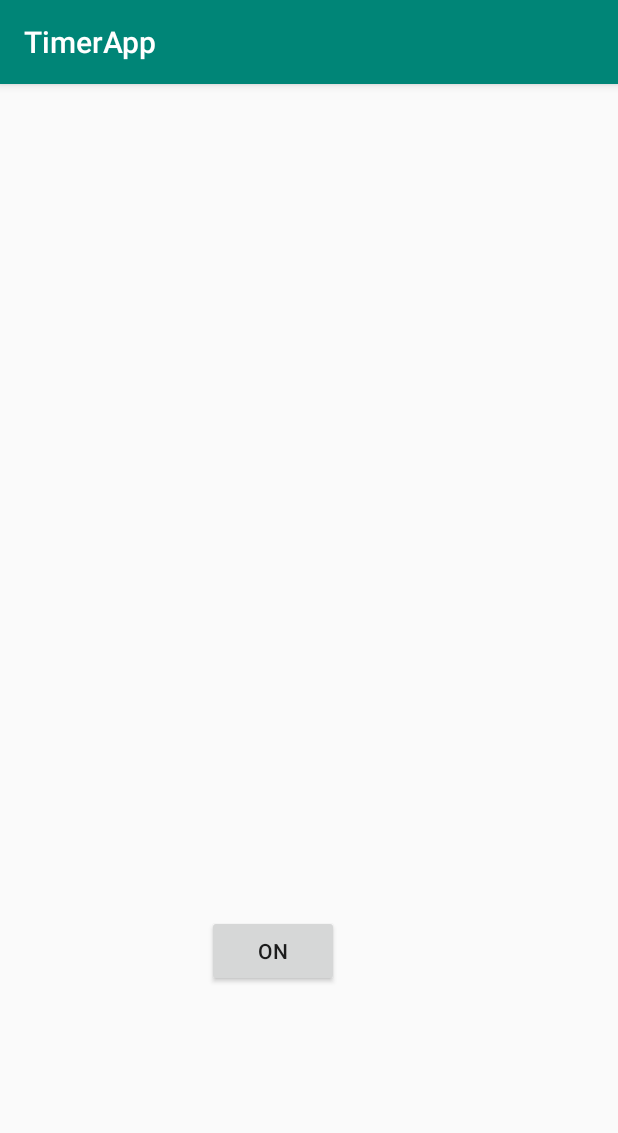
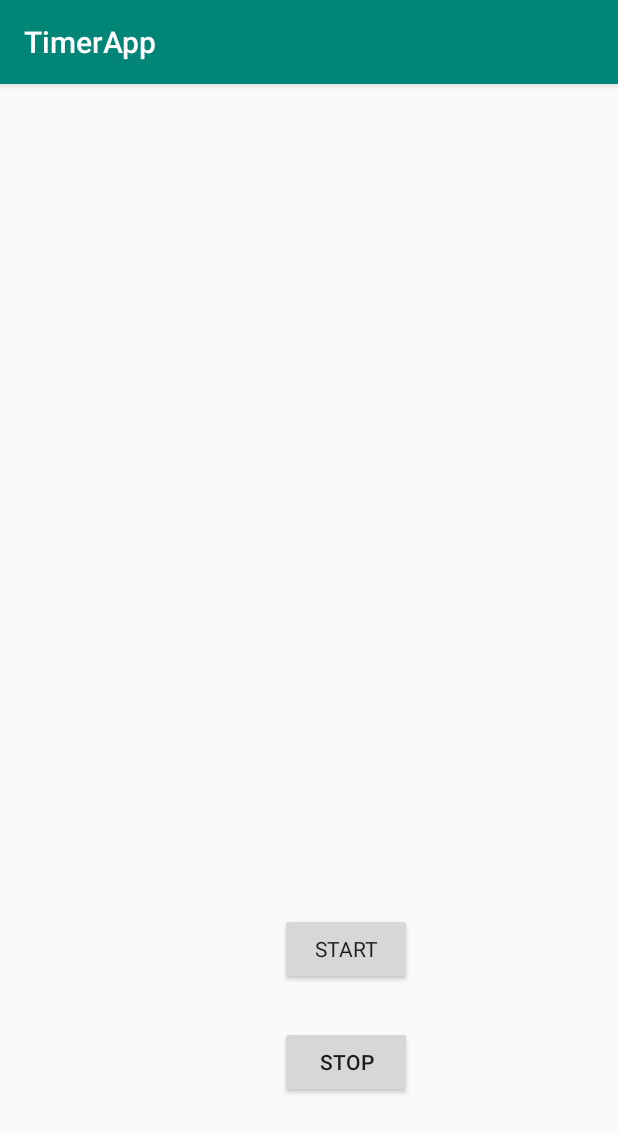
Before and after one commit to AshishChauhan31/newapp, an Android app: the screen it shows after launch (MainActivity), on a phone screen of 412 x 824 dp. Shown: the top 1133 px of the screen. Run offline under Robolectric (Android 15) with nearby library versions, the phone set to English and light mode, and no system bars.

Commit message:
media player code applied

```diff
--- a/app/src/main/java/com/example/akhilesh/timerapp/MainActivity.java
+++ b/app/src/main/java/com/example/akhilesh/timerapp/MainActivity.java
@@ -1,41 +1,71 @@
 package com.example.akhilesh.timerapp;
 
+
+import android.media.MediaPlayer;
+import android.os.CountDownTimer;
 import android.support.v7.app.AppCompatActivity;
 import android.os.Bundle;
 import android.view.View;
 import android.widget.Button;
 import android.widget.TextView;
+import android.widget.Toast;
 
+import java.io.IOException;
 import java.util.Timer;
 
 public class MainActivity extends AppCompatActivity {
     TextView textView;
     Button button;
-    Timer timer;
-   // int time = 100000;
-    //private boolean running;
-
+    public int counter;
+    private MediaPlayer mediaPlayer;
+    Button button2;
     @Override
     protected void onCreate(Bundle savedInstanceState) {
         super.onCreate (savedInstanceState);
         setContentView (R.layout.activity_main);
         textView = findViewById (R.id.textView);
         button = findViewById (R.id.button);
+        button2 = findViewById (R.id.button2);
+
+//       mediaPlayer = MediaPlayer.create (this,R.raw.a);
         button.setOnClickListener (new View.OnClickListener () {
             @Override
             public void onClick(View v) {
-                new timer (100000) {
+
+                new CountDownTimer(1000,10) {
                     public void onTick(long millisUntilFinished) {
-                        int counter=0;
+
                         textView.setText (String.valueOf (counter));
                         counter++;
+                        //Toast.makeText (MainActivity.this, "after time song starting", Toast.LENGTH_SHORT).show ();
                     }
 
                     public void onFinish() {
-                        textView.setText ("finish!!!!!");
+                        MediaPlayer mediaPlayer= MediaPlayer.create(MainActivity.this , R.raw.abc);
+//                        mediaPlayer = MediaPlayer.create(null, R.raw.a);
+                        try {
+                            mediaPlayer.prepare();
+                        } catch (IllegalStateException e) {
+                            // TODO Auto-generated catch block
+                            e.printStackTrace();
+                        } catch (IOException e) {
+                            // TODO Auto-generated catch block
+                            e.printStackTrace();
+                        }
+
+                        textView.setText ("hi!");
+                        mediaPlayer.start ();
                     }
-                };
+                }.start ();
+            }
+            });
 
+        button2.setOnClickListener (new View.OnClickListener () {
+            @Override
+            public void onClick(View v) {
+                //Toast.makeText (MainActivity.this, "after stop timer", Toast.LENGTH_SHORT).show ();
+                mediaPlayer.stop ();
             }
+
         });
     }}
--- a/app/src/main/res/layout/activity_main.xml
+++ b/app/src/main/res/layout/activity_main.xml
@@ -4,24 +4,43 @@
     xmlns:tools="http://schemas.android.com/tools"
     android:layout_width="match_parent"
     android:layout_height="match_parent"
-    tools:context=".MainActivity">
+    tools:context=".MainActivity"
+    tools:layout_editor_absoluteY="81dp">
+
+    <TextView
+        android:id="@+id/textView"
+        android:layout_width="0dp"
+        android:layout_height="0dp"
+        android:layout_marginTop="239dp"
+        android:layout_marginBottom="91dp"
+        android:textAppearance="@style/TextAppearance.AppCompat.Display1"
+        android:visibility="visible"
+        app:layout_constraintBottom_toTopOf="@+id/button2"
+        app:layout_constraintEnd_toEndOf="@+id/button"
+        app:layout_constraintStart_toStartOf="@+id/button"
+        app:layout_constraintTop_toTopOf="parent" />
 
     <Button
         android:id="@+id/button"
         android:layout_width="wrap_content"
         android:layout_height="wrap_content"
-        android:layout_marginStart="138dp"
-        android:layout_marginBottom="166dp"
-        android:text="ON"
+        android:layout_marginEnd="137dp"
+        android:layout_marginBottom="151dp"
+        android:text="START"
+        android:textAppearance="@style/TextAppearance.AppCompat.Body1"
+        android:visibility="visible"
         app:layout_constraintBottom_toBottomOf="parent"
-        app:layout_constraintStart_toStartOf="parent" />
+        app:layout_constraintEnd_toEndOf="parent"
+        app:layout_constraintTop_toBottomOf="@+id/textView" />
 
-    <TextView
-        android:id="@+id/textView"
-        android:layout_width="84dp"
-        android:layout_height="36dp"
-        tools:text="10"
-        tools:layout_editor_absoluteX="142dp"
-        tools:layout_editor_absoluteY="225dp" />
+    <Button
+        android:id="@+id/button2"
+        android:layout_width="wrap_content"
+        android:layout_height="wrap_content"
+        android:layout_marginBottom="92dp"
+        android:text="STOP"
+        app:layout_constraintBottom_toBottomOf="parent"
+        app:layout_constraintStart_toStartOf="@+id/button"
+        app:layout_constraintTop_toBottomOf="@+id/textView" />
 
 </android.support.constraint.ConstraintLayout>
```
